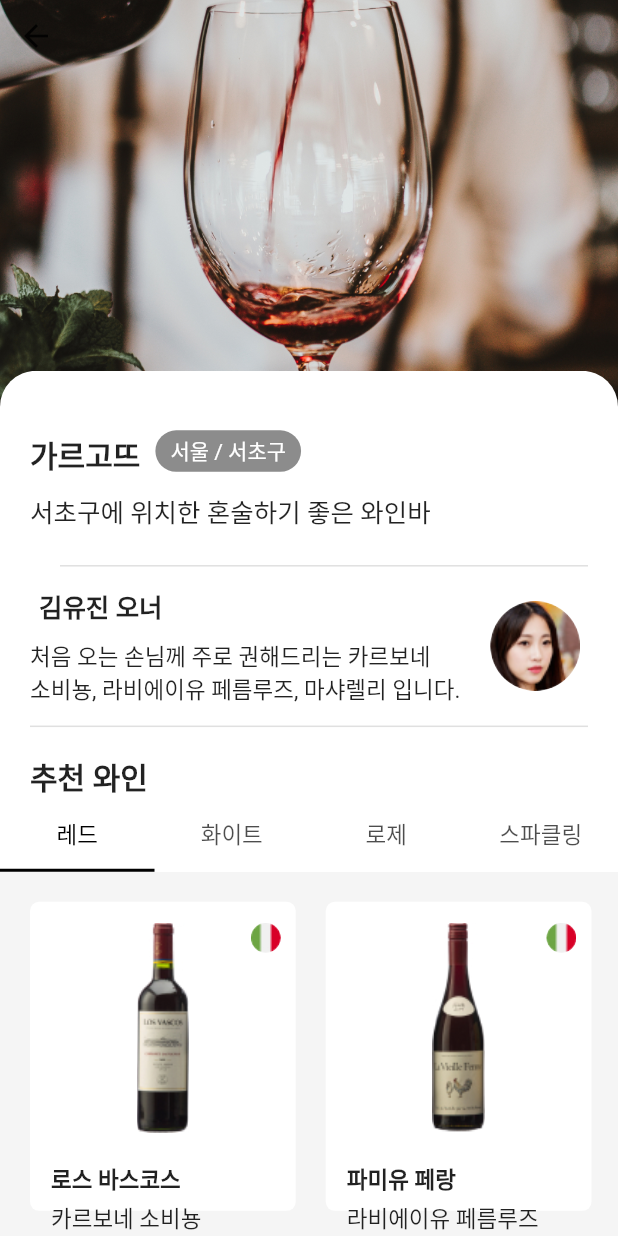
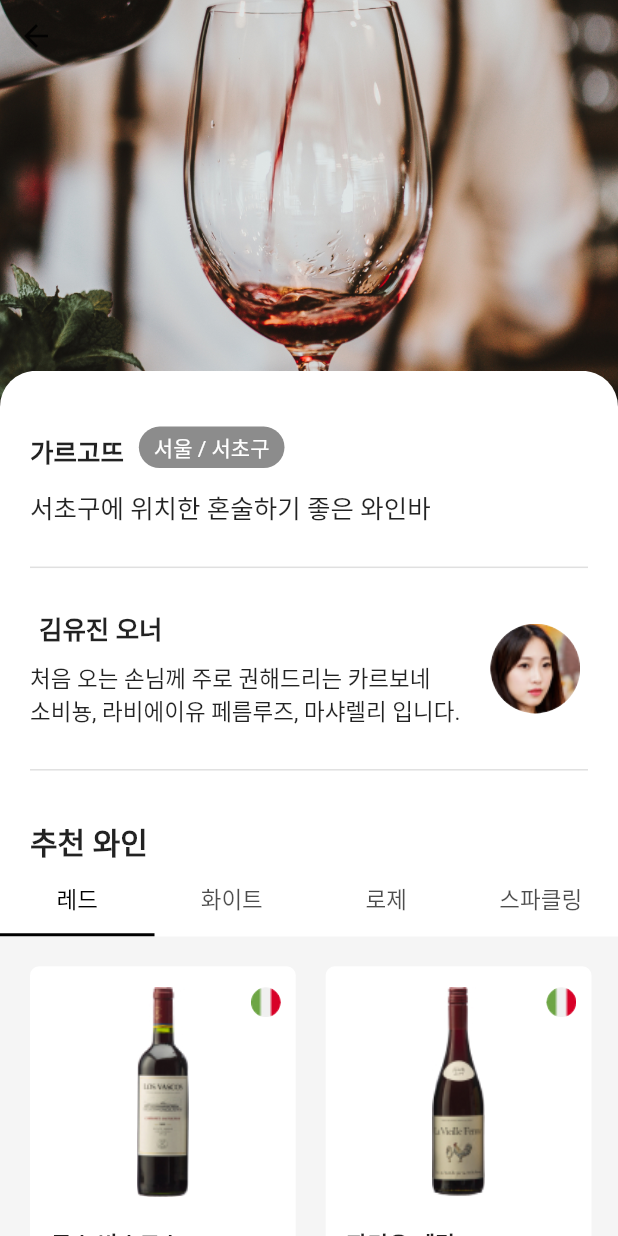
Before and after one commit to youngmi97/winepedia, a Flutter app: the DetailsScreen screen opened directly with sample values from the repository, on a phone screen of 412 x 824 dp. Run offline on Flutter 3.47's test engine with Material 2 defaults, Android fonts, the phone set to English and light mode, and no system bars; our stand-ins replace audioplayers, video_player.

```diff
--- a/lib/constants.dart
+++ b/lib/constants.dart
@@ -14,3 +14,9 @@ const kDefaultShadow = BoxShadow(
   blurRadius: 4,
   color: Colors.black26,
 );
+
+class Wine {
+  String wineName = "deafultWineName";
+  String grapeName = "defaultGrapeName";
+  String country = "country";
+}
--- a/lib/screens/details/components/scroll_screen.dart
+++ b/lib/screens/details/components/scroll_screen.dart
@@ -4,7 +4,6 @@ import 'package:winepedia/screens/details/components/wine_catalogue.dart';
 
 class Scroll_Screen extends StatelessWidget {
   const Scroll_Screen({Key? key}) : super(key: key);
-
   @override
   Widget build(BuildContext context) {
     Size size = MediaQuery.of(context).size;
@@ -34,7 +33,7 @@ class Scroll_Screen extends StatelessWidget {
                             borderRadius: BorderRadius.only(
                                 topLeft: Radius.circular(24),
                                 topRight: Radius.circular(24)))),
-                    const ScrollScreenStart(),
+                    ScrollScreenStart(),
                   ]),
                 ),
               );
@@ -43,7 +42,7 @@ class Scroll_Screen extends StatelessWidget {
 }
 
 class ScrollScreenStart extends StatelessWidget {
-  const ScrollScreenStart({Key? key}) : super(key: key);
+  ScrollScreenStart({Key? key}) : super(key: key);
 
   @override
   Widget build(BuildContext context) {
@@ -54,14 +53,14 @@ class ScrollScreenStart extends StatelessWidget {
       const Subheading(),
       const Description(),
       const Divider(
-        height: 28,
+        height: 56,
         thickness: 1,
-        indent: kDefaultPadding * 2,
+        indent: kDefaultPadding,
         endIndent: kDefaultPadding,
       ),
       const SommelierProfile(),
       const Divider(
-        height: 28,
+        height: 56,
         thickness: 1,
         indent: kDefaultPadding,
         endIndent: kDefaultPadding,
@@ -137,7 +136,7 @@ class Subheading extends StatelessWidget {
               style: Theme.of(context)
                   .textTheme
                   .headline5!
-                  .copyWith(fontWeight: FontWeight.bold, fontSize: 20),
+                  .copyWith(fontWeight: FontWeight.w700, fontSize: 17),
             )),
         Container(
             margin: const EdgeInsets.only(left: kDefaultPadding / 2),
@@ -165,8 +164,7 @@ class Description extends StatelessWidget {
   Widget build(BuildContext context) {
     double width = MediaQuery.of(context).size.width;
     return Container(
-        margin: const EdgeInsets.symmetric(
-            horizontal: kDefaultPadding, vertical: kDefaultPadding / 2),
+        margin: const EdgeInsets.only(left: kDefaultPadding, top: 12),
         width: width,
         child: Text(
           "서초구에 위치한 혼술하기 좋은 와인바",
@@ -189,14 +187,14 @@ class SommelierProfile extends StatelessWidget {
           Container(
               width: 275,
               margin: const EdgeInsets.only(
-                  left: kDefaultPadding, bottom: kDefaultPadding / 2, right: 0),
+                  left: kDefaultPadding, bottom: kDefaultPadding / 2),
               child: Text(
                 "김유진 오너",
                 textAlign: TextAlign.start,
                 style: Theme.of(context)
                     .textTheme
                     .headline5!
-                    .copyWith(fontWeight: FontWeight.bold, fontSize: 17),
+                    .copyWith(fontWeight: FontWeight.w600, fontSize: 17),
               )),
           Container(
               margin: const EdgeInsets.only(left: kDefaultPadding),
--- a/lib/screens/home/home_screen.dart
+++ b/lib/screens/home/home_screen.dart
@@ -1,13 +1,14 @@
 import 'package:flutter/material.dart';
 import 'package:winepedia/screens/home/components/body.dart';
 
-class HomeScreen extends StatelessWidget  {
+class HomeScreen extends StatelessWidget {
   // HomeScreen({Key? key}) : super(key: key)
   @override
   Widget build(BuildContext context) {
     return Scaffold(
       backgroundColor: Colors.white,
-      appBar: AppBar(backgroundColor: Colors.white, elevation: 0),
+      appBar:
+          AppBar(backgroundColor: Colors.white, toolbarHeight: 0, elevation: 0),
       body: Body(),
     );
   }
--- a/pubspec.yaml
+++ b/pubspec.yaml
@@ -36,6 +36,7 @@ dependencies:
   flutter_svg: ^0.22.0
   animations: ^2.0.1
   audioplayers: ^0.20.1
+  video_player: ^2.2.5
 
 dev_dependencies:
   flutter_test:
@@ -64,6 +65,7 @@ flutter:
     - assets/images/로스_바스코스.jpg
     - assets/images/파미유_페랑.jpg
     - assets/images/마샤렐리.jpg
+    - assets/gargotte.mp4
 
   # An image asset can refer to one or more resolution-specific "variants", see
   # https://flutter.dev/assets-and-images/#resolution-aware.
```
Also changed, not shown: lib/screens/home/components/asset_player_widget.dart (added, +34 -0 lines), lib/screens/home/components/body.dart (+31 -7 lines), lib/screens/home/components/carousel_card.dart (+16 -13 lines), lib/screens/home/components/video_player_widget.dart (added, +28 -0 lines), pubspec.lock, 4 other files.
